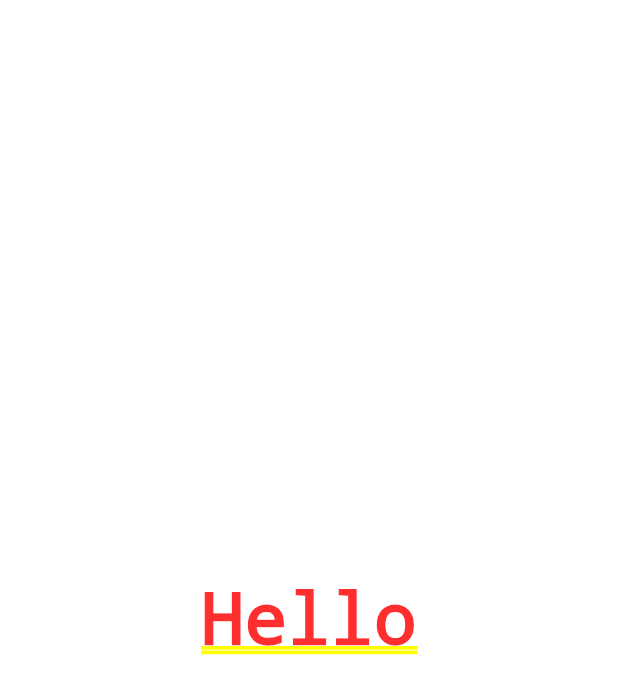
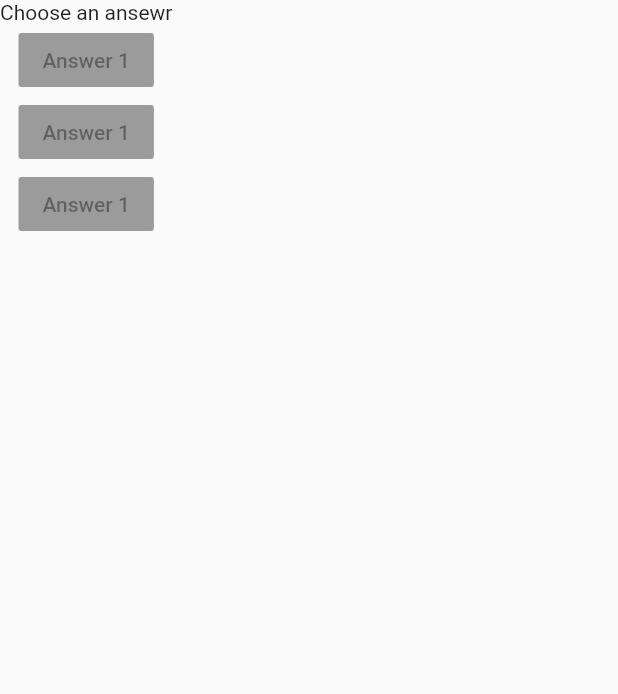
Before and after one commit to verbal-noun/flutter-quiz-app, a Flutter app: the screen it shows after launch, on a phone screen of 412 x 824 dp. Shown: the top 694 px of the screen. Run offline on Flutter 3.47's test engine with Material 2 defaults, Android fonts, the phone set to English and light mode, and no system bars.

Commit message:
Adding button layout

```diff
--- a/lib/main.dart
+++ b/lib/main.dart
@@ -1,6 +1,6 @@
 import 'package:flutter/material.dart';
 
-void main () {
+void main() {
   runApp(MyApp());
 }
 
@@ -8,8 +8,24 @@ class MyApp extends StatelessWidget {
   Widget build(BuildContext context) {
     return MaterialApp(
       debugShowCheckedModeBanner: false,
-      home: Center(
-        child: Text("Hello"),
+      home: Scaffold(
+        body: Column(
+          children: [
+            Text("Choose an ansewr"),
+            RaisedButton(
+              child: Text("Answer 1"),
+              onPressed: null,
+            ),
+            RaisedButton(
+              child: Text("Answer 1"),
+              onPressed: null,
+            ),
+            RaisedButton(
+              child: Text("Answer 1"),
+              onPressed: null,
+            ),
+          ],
+        ),
       ),
     );
   }
```
